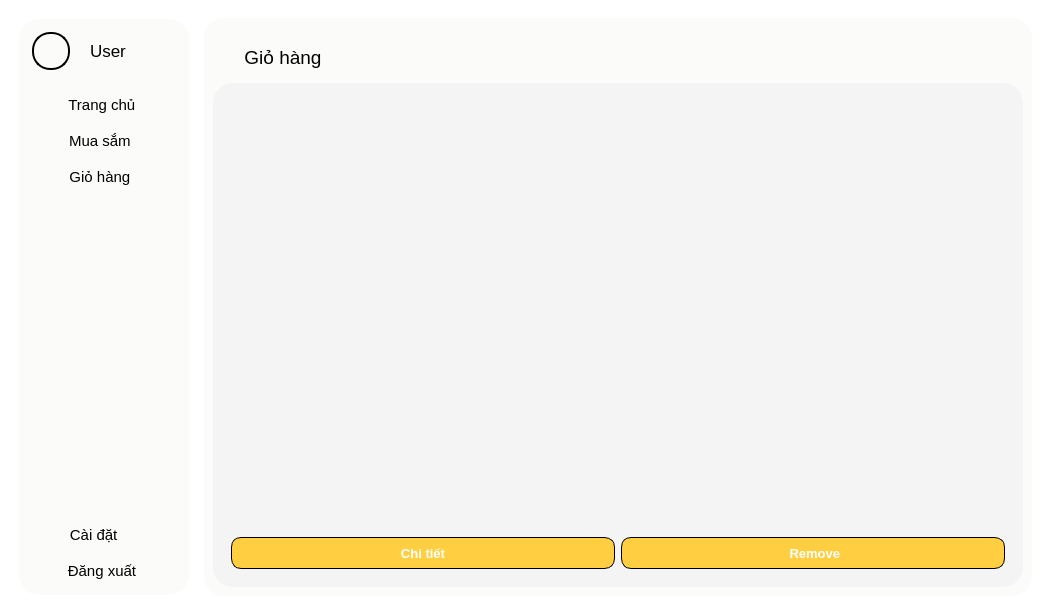
The window that SPCK/GUI/user.ui (MaiNgocChau9/Python-App-Instance) describes before a commit, drawn with Qt 5.
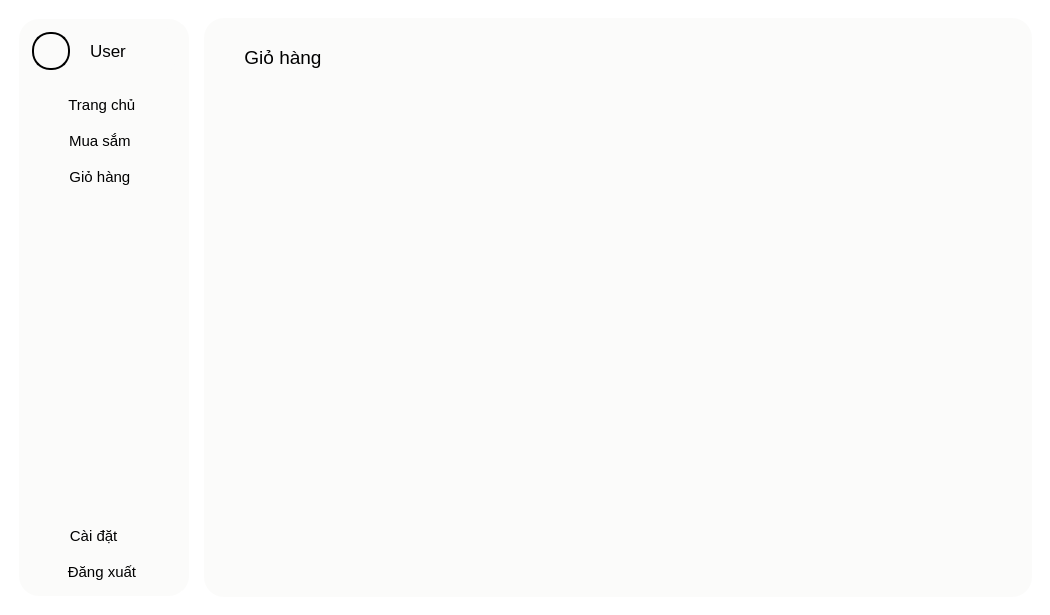
The same window after the commit. Icons and pictures are not drawn.

```diff
--- a/SPCK/GUI/user.ui
+++ b/SPCK/GUI/user.ui
@@ -7,7 +7,7 @@
     <x>0</x>
     <y>0</y>
     <width>1050</width>
-    <height>614</height>
+    <height>615</height>
    </rect>
   </property>
   <property name="windowTitle">
@@ -818,166 +818,61 @@
             </widget>
            </item>
            <item>
-            <widget class="QWidget" name="widget_20" native="true">
-             <property name="styleSheet">
-              <string notr="true">border-radius: 20px;
-background-color: #F4F4F4;</string>
-             </property>
-             <layout class="QVBoxLayout" name="verticalLayout_10">
+            <widget class="QWidget" name="widget_7" native="true">
+             <layout class="QVBoxLayout" name="verticalLayout">
               <item>
-               <widget class="QListWidget" name="listWidget_2">
-                <property name="font">
-                 <font>
-                  <pointsize>13</pointsize>
-                 </font>
-                </property>
+               <widget class="QFrame" name="frame_3">
                 <property name="styleSheet">
-                 <string notr="true">QListWidget{
-	border: 0px;
-	margin-top: 0px;
+                 <string notr="true">QScrollArea{
+	background-color: #f0f0f0;
 }
-
-QListWidget::item {
-	background-color: white;
-	height: 60px;
-	margin: 5px;
-	margin-bottom: 10px;
-	border-radius: 15px;
-	padding-left: 15px;
-	padding-right: 15px;
+/* #!VERTICAL SCROLLBAR */
+QScrollBar:vertical{
+	border: none;
+	width: 16px;
+	border-radius: 0px;
+	background: white;
 }
 
-QListWidget::item::hover{
-	background-color: rgb(250, 250, 250);
-	color: black;
-	height: 60px;
-	margin: 5px;
-	margin-bottom: 10px;
-	border-radius: 15px;
-	padding-left: 15px;
-	padding-right: 15px;
+/* #!HANDLE BAR VERTICAL */
+QScrollBar::handle:vertical {	
+	border-left: 3px solid #f1f1f1;
+	background-color: #c1c1c1;
+	subcontrol-position: bottom;
+	subcontrol-origin: margin;
 }
-
-QListWidget::item::selected{
-	background-color: rgb(250, 250, 250);
-	color: black;
-	height: 60px;
-	margin: 5px;
-	margin-bottom: 10px;
-	border-radius: 15px;
-	padding-left: 15px;
-	padding-right: 15px;
-	border: 2px solid gray;
-}</string>
-                </property>
-                <property name="verticalScrollBarPolicy">
-                 <enum>Qt::ScrollBarAsNeeded</enum>
-                </property>
-                <property name="horizontalScrollBarPolicy">
-                 <enum>Qt::ScrollBarAsNeeded</enum>
-                </property>
-               </widget>
-              </item>
-              <item>
-               <widget class="QWidget" name="widget_21" native="true">
-                <layout class="QHBoxLayout" name="horizontalLayout_13">
-                 <item>
-                  <widget class="QPushButton" name="pushButton_27">
-                   <property name="font">
-                    <font>
-                     <family>Segoe UI</family>
-                     <pointsize>10</pointsize>
-                     <weight>75</weight>
-                     <bold>true</bold>
-                    </font>
-                   </property>
-                   <property name="styleSheet">
-                    <string notr="true">QPushButton{
-	border: 1px solid black;
-	height: 30px;
-	border-radius: 10px;
-	background-color: #FFCE41;
-	color: white;
+QScrollBar::handle:vertical:hover {	
+	border-left: 3px solid #f1f1f1;
+	background-color: #a8a8a8;
+	subcontrol-position: bottom;
+	subcontrol-origin: margin;
 }
-
-QPushButton::hover{
-	border: 2px solid black;
-	height: 30px;
-	border-radius: 10px;
-	background-color: #FFCE41;
+QScrollBar::handle:vertical:pressed {
+	border-left: 3px solid #f1f1f1;
+	background-color: #787878;
+	subcontrol-position: bottom;
+	subcontrol-origin: margin;
 }
-
-QPushButton::pressed{
-	border: 2px solid black;
-	height: 30px;
-	border-radius: 10px;
-	background-color: rgb(234, 188, 59);
-}</string>
-                   </property>
-                   <property name="text">
-                    <string>Chi tiết</string>
-                   </property>
-                   <property name="icon">
-                    <iconset>
-                     <normaloff>../../../Python-App-A-/SPCK/Windows/Image/all_note_view.png</normaloff>../../../Python-App-A-/SPCK/Windows/Image/all_note_view.png</iconset>
-                   </property>
-                   <property name="iconSize">
-                    <size>
-                     <width>16</width>
-                     <height>16</height>
-                    </size>
-                   </property>
-                  </widget>
-                 </item>
-                 <item>
-                  <widget class="QPushButton" name="pushButton_29">
-                   <property name="font">
-                    <font>
-                     <family>Segoe UI</family>
-                     <pointsize>10</pointsize>
-                     <weight>75</weight>
-                     <bold>true</bold>
-                    </font>
-                   </property>
-                   <property name="styleSheet">
-                    <string notr="true">QPushButton{
-	border: 1px solid black;
-	height: 30px;
-	border-radius: 10px;
-	background-color: #FFCE41;
-	color: white;
+/* #!RESET ARROW */
+QScrollBar::up-arrow:vertical, QScrollBar::down-arrow:vertical {
+	background: #f1f1f1;
+    border-left: 5px solid #f1f1f1;
 }
-
-QPushButton::hover{
-	border: 2px solid black;
-	height: 30px;
-	border-radius: 10px;
-	background-color: #FFCE41;
+QScrollBar::add-page:vertical, QScrollBar::sub-page:vertical {
+	background: #f1f1f1;
+    border-left: 5px solid #f1f1f1;
 }
-
-QPushButton::pressed{
-	border: 2px solid black;
-	height: 30px;
-	border-radius: 10px;
-	background-color: rgb(234, 188, 59);
+/* #!HORIZONTAL SCROLLBAR */
+QScrollBar:horizontal{
+	border: none;
+	width: 16px;
+	border-radius: 0px;
+	background: white;
 }</string>
-                   </property>
-                   <property name="text">
-                    <string> Remove</string>
-                   </property>
-                   <property name="icon">
-                    <iconset>
-                     <normaloff>../../../Python-App-A-/SPCK/Windows/Image/remove.png</normaloff>../../../Python-App-A-/SPCK/Windows/Image/remove.png</iconset>
-                   </property>
-                   <property name="iconSize">
-                    <size>
-                     <width>16</width>
-                     <height>16</height>
-                    </size>
-                   </property>
-                  </widget>
-                 </item>
-                </layout>
+                </property>
+                <property name="frameShape">
+                 <enum>QFrame::Shape::NoFrame</enum>
+                </property>
                </widget>
               </item>
              </layout>
```
Left out of the diff: 9 changed lines with no effect on the pictures.
